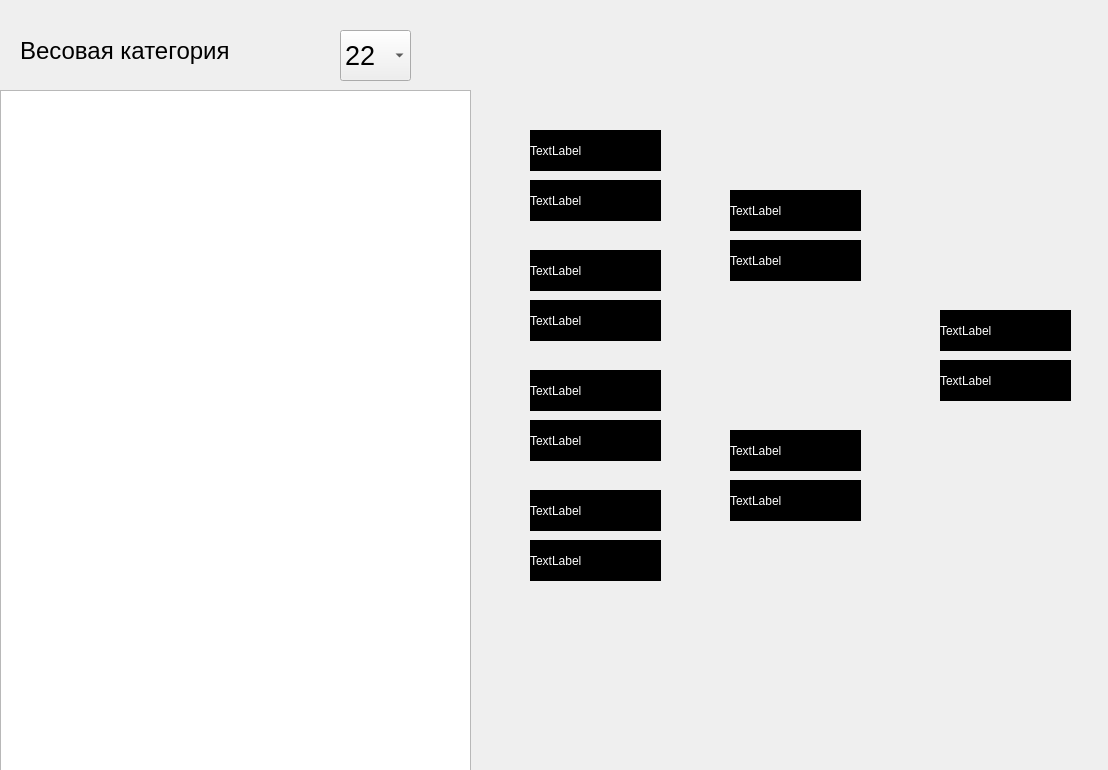
First picture: the form in ui_files/members_list.ui, repository Vanovango/Scoreboard_2, before the edit.
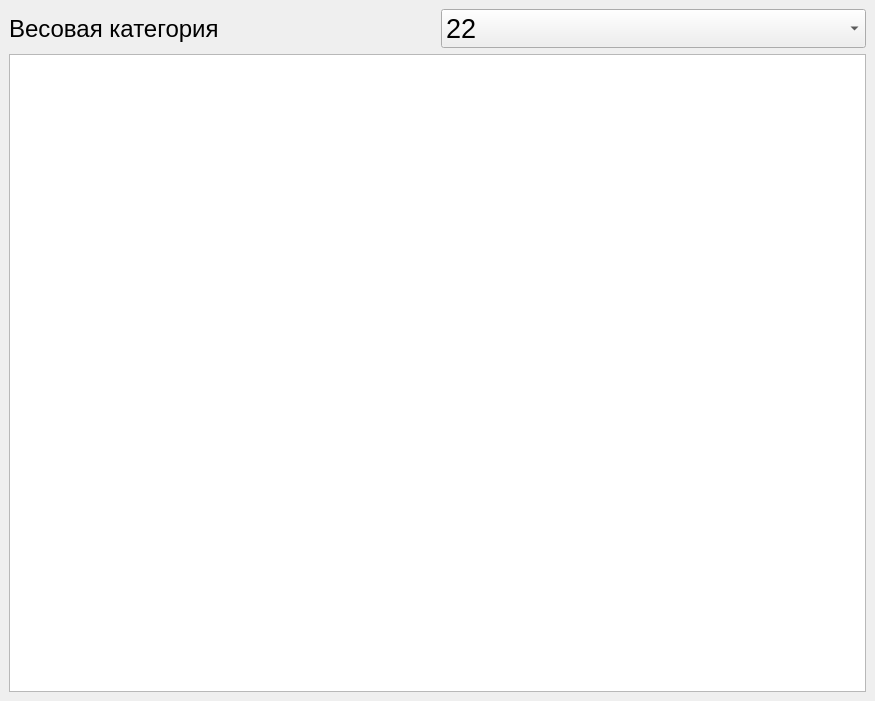
Second picture: the form after the edit.

Commit message: try to realize table viwe for members list

What changed in the file:
```diff
--- a/ui_files/members_list.ui
+++ b/ui_files/members_list.ui
@@ -6,323 +6,68 @@
    <rect>
     <x>0</x>
     <y>0</y>
-    <width>1108</width>
-    <height>770</height>
+    <width>875</width>
+    <height>701</height>
    </rect>
   </property>
   <property name="windowTitle">
    <string>MainWindow</string>
   </property>
   <widget class="QWidget" name="centralwidget">
-   <widget class="QComboBox" name="comboBox">
-    <property name="geometry">
-     <rect>
-      <x>340</x>
-      <y>30</y>
-      <width>71</width>
-      <height>51</height>
-     </rect>
-    </property>
-    <property name="font">
-     <font>
-      <pointsize>20</pointsize>
-      <weight>50</weight>
-      <bold>false</bold>
-     </font>
-    </property>
-    <property name="editable">
-     <bool>false</bool>
-    </property>
-    <property name="currentText">
-     <string>22</string>
-    </property>
-    <item>
-     <property name="text">
-      <string>22</string>
-     </property>
+   <layout class="QGridLayout" name="gridLayout">
+    <item row="0" column="0">
+     <widget class="QLabel" name="label_name_weight_category">
+      <property name="font">
+       <font>
+        <pointsize>18</pointsize>
+       </font>
+      </property>
+      <property name="text">
+       <string>Весовая категория</string>
+      </property>
+     </widget>
     </item>
-    <item>
-     <property name="text">
-      <string>24</string>
-     </property>
+    <item row="0" column="1">
+     <widget class="QComboBox" name="comboBox_weight_category">
+      <property name="font">
+       <font>
+        <pointsize>20</pointsize>
+        <weight>50</weight>
+        <bold>false</bold>
+       </font>
+      </property>
+      <property name="editable">
+       <bool>false</bool>
+      </property>
+      <property name="currentText">
+       <string>22</string>
+      </property>
+      <item>
+       <property name="text">
+        <string>22</string>
+       </property>
+      </item>
+      <item>
+       <property name="text">
+        <string>24</string>
+       </property>
+      </item>
+      <item>
+       <property name="text">
+        <string>26</string>
+       </property>
+      </item>
+      <item>
+       <property name="text">
+        <string>28</string>
+       </property>
+      </item>
+     </widget>
     </item>
-    <item>
-     <property name="text">
-      <string>26</string>
-     </property>
+    <item row="1" column="0" colspan="2">
+     <widget class="QListView" name="listView_members_list"/>
     </item>
-    <item>
-     <property name="text">
-      <string>28</string>
-     </property>
-    </item>
-   </widget>
-   <widget class="QLabel" name="label">
-    <property name="geometry">
-     <rect>
-      <x>530</x>
-      <y>130</y>
-      <width>131</width>
-      <height>41</height>
-     </rect>
-    </property>
-    <property name="styleSheet">
-     <string notr="true">background-color: rgb(0, 0, 0);
-color: rgb(255, 255, 255);</string>
-    </property>
-    <property name="text">
-     <string>TextLabel</string>
-    </property>
-   </widget>
-   <widget class="QListView" name="listView">
-    <property name="geometry">
-     <rect>
-      <x>0</x>
-      <y>90</y>
-      <width>471</width>
-      <height>681</height>
-     </rect>
-    </property>
-   </widget>
-   <widget class="QLabel" name="label_2">
-    <property name="geometry">
-     <rect>
-      <x>530</x>
-      <y>180</y>
-      <width>131</width>
-      <height>41</height>
-     </rect>
-    </property>
-    <property name="styleSheet">
-     <string notr="true">background-color: rgb(0, 0, 0);
-color: rgb(255, 255, 255);</string>
-    </property>
-    <property name="text">
-     <string>TextLabel</string>
-    </property>
-   </widget>
-   <widget class="QLabel" name="label_3">
-    <property name="geometry">
-     <rect>
-      <x>530</x>
-      <y>250</y>
-      <width>131</width>
-      <height>41</height>
-     </rect>
-    </property>
-    <property name="styleSheet">
-     <string notr="true">background-color: rgb(0, 0, 0);
-color: rgb(255, 255, 255);</string>
-    </property>
-    <property name="text">
-     <string>TextLabel</string>
-    </property>
-   </widget>
-   <widget class="QLabel" name="label_4">
-    <property name="geometry">
-     <rect>
-      <x>530</x>
-      <y>300</y>
-      <width>131</width>
-      <height>41</height>
-     </rect>
-    </property>
-    <property name="styleSheet">
-     <string notr="true">background-color: rgb(0, 0, 0);
-color: rgb(255, 255, 255);</string>
-    </property>
-    <property name="text">
-     <string>TextLabel</string>
-    </property>
-   </widget>
-   <widget class="QLabel" name="label_5">
-    <property name="geometry">
-     <rect>
-      <x>530</x>
-      <y>420</y>
-      <width>131</width>
-      <height>41</height>
-     </rect>
-    </property>
-    <property name="styleSheet">
-     <string notr="true">background-color: rgb(0, 0, 0);
-color: rgb(255, 255, 255);</string>
-    </property>
-    <property name="text">
-     <string>TextLabel</string>
-    </property>
-   </widget>
-   <widget class="QLabel" name="label_6">
-    <property name="geometry">
-     <rect>
-      <x>530</x>
-      <y>370</y>
-      <width>131</width>
-      <height>41</height>
-     </rect>
-    </property>
-    <property name="styleSheet">
-     <string notr="true">background-color: rgb(0, 0, 0);
-color: rgb(255, 255, 255);</string>
-    </property>
-    <property name="text">
-     <string>TextLabel</string>
-    </property>
-   </widget>
-   <widget class="QLabel" name="label_7">
-    <property name="geometry">
-     <rect>
-      <x>530</x>
-      <y>490</y>
-      <width>131</width>
-      <height>41</height>
-     </rect>
-    </property>
-    <property name="styleSheet">
-     <string notr="true">background-color: rgb(0, 0, 0);
-color: rgb(255, 255, 255);</string>
-    </property>
-    <property name="text">
-     <string>TextLabel</string>
-    </property>
-   </widget>
-   <widget class="QLabel" name="label_8">
-    <property name="geometry">
-     <rect>
-      <x>530</x>
-      <y>540</y>
-      <width>131</width>
-      <height>41</height>
-     </rect>
-    </property>
-    <property name="styleSheet">
-     <string notr="true">background-color: rgb(0, 0, 0);
-color: rgb(255, 255, 255);</string>
-    </property>
-    <property name="text">
-     <string>TextLabel</string>
-    </property>
-   </widget>
-   <widget class="QLabel" name="label_14">
-    <property name="geometry">
-     <rect>
-      <x>730</x>
-      <y>190</y>
-      <width>131</width>
-      <height>41</height>
-     </rect>
-    </property>
-    <property name="styleSheet">
-     <string notr="true">background-color: rgb(0, 0, 0);
-color: rgb(255, 255, 255);</string>
-    </property>
-    <property name="text">
-     <string>TextLabel</string>
-    </property>
-   </widget>
-   <widget class="QLabel" name="label_16">
-    <property name="geometry">
-     <rect>
-      <x>730</x>
-      <y>430</y>
-      <width>131</width>
-      <height>41</height>
-     </rect>
-    </property>
-    <property name="styleSheet">
-     <string notr="true">background-color: rgb(0, 0, 0);
-color: rgb(255, 255, 255);</string>
-    </property>
-    <property name="text">
-     <string>TextLabel</string>
-    </property>
-   </widget>
-   <widget class="QLabel" name="label_17">
-    <property name="geometry">
-     <rect>
-      <x>730</x>
-      <y>480</y>
-      <width>131</width>
-      <height>41</height>
-     </rect>
-    </property>
-    <property name="styleSheet">
-     <string notr="true">background-color: rgb(0, 0, 0);
-color: rgb(255, 255, 255);</string>
-    </property>
-    <property name="text">
-     <string>TextLabel</string>
-    </property>
-   </widget>
-   <widget class="QLabel" name="label_18">
-    <property name="geometry">
-     <rect>
-      <x>730</x>
-      <y>240</y>
-      <width>131</width>
-      <height>41</height>
-     </rect>
-    </property>
-    <property name="styleSheet">
-     <string notr="true">background-color: rgb(0, 0, 0);
-color: rgb(255, 255, 255);</string>
-    </property>
-    <property name="text">
-     <string>TextLabel</string>
-    </property>
-   </widget>
-   <widget class="QLabel" name="label_19">
-    <property name="geometry">
-     <rect>
-      <x>940</x>
-      <y>360</y>
-      <width>131</width>
-      <height>41</height>
-     </rect>
-    </property>
-    <property name="styleSheet">
-     <string notr="true">background-color: rgb(0, 0, 0);
-color: rgb(255, 255, 255);</string>
-    </property>
-    <property name="text">
-     <string>TextLabel</string>
-    </property>
-   </widget>
-   <widget class="QLabel" name="label_20">
-    <property name="geometry">
-     <rect>
-      <x>940</x>
-      <y>310</y>
-      <width>131</width>
-      <height>41</height>
-     </rect>
-    </property>
-    <property name="styleSheet">
-     <string notr="true">background-color: rgb(0, 0, 0);
-color: rgb(255, 255, 255);</string>
-    </property>
-    <property name="text">
-     <string>TextLabel</string>
-    </property>
-   </widget>
-   <widget class="QLabel" name="label_9">
-    <property name="geometry">
-     <rect>
-      <x>20</x>
-      <y>30</y>
-      <width>291</width>
-      <height>41</height>
-     </rect>
-    </property>
-    <property name="font">
-     <font>
-      <pointsize>18</pointsize>
-     </font>
-    </property>
-    <property name="text">
-     <string>Весовая категория</string>
-    </property>
-   </widget>
+   </layout>
   </widget>
  </widget>
  <resources/>
```
The commit also changes 3 other files.
